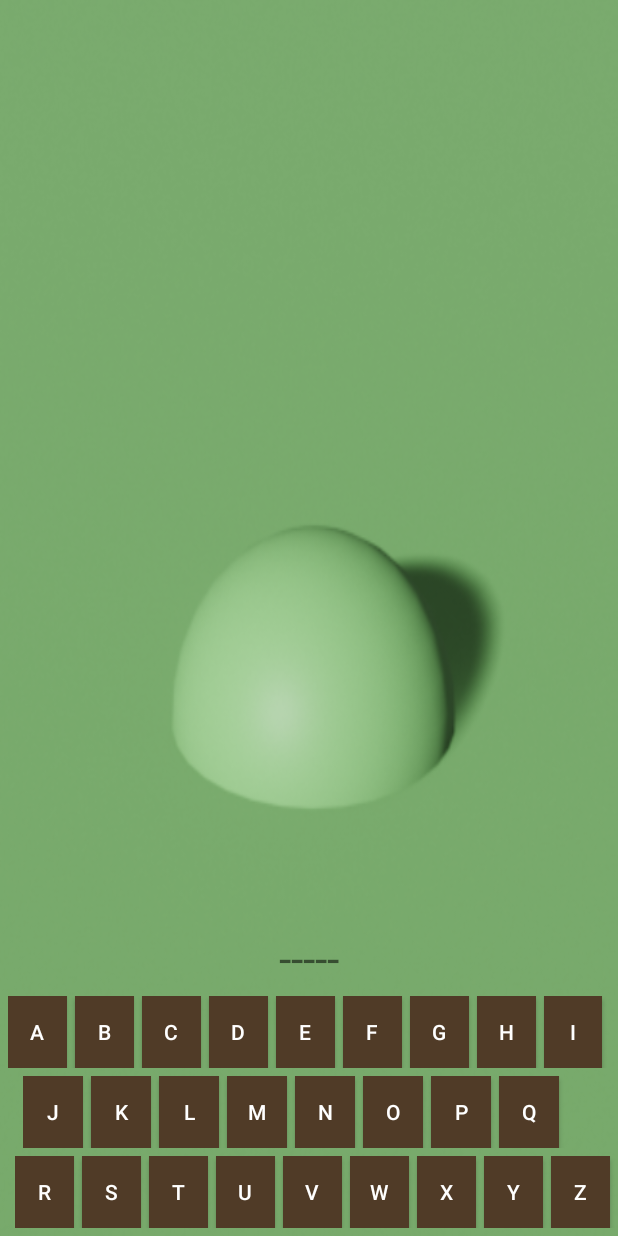
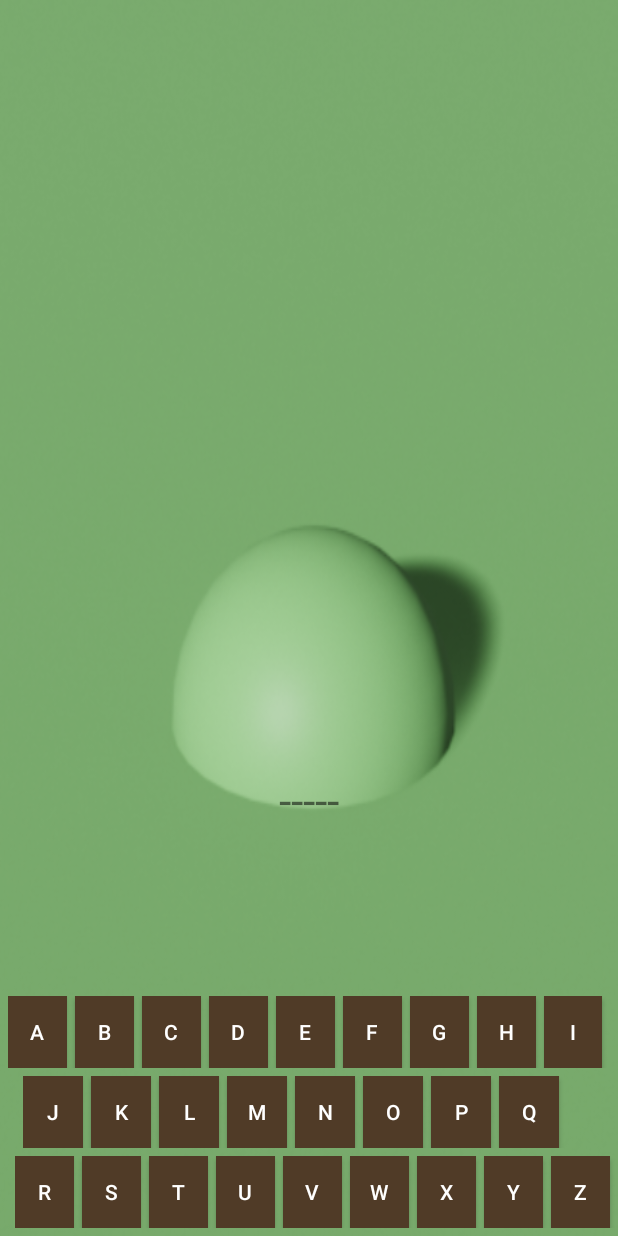
Before and after one commit to Hankybree/Hangman, an Android app: the screen it shows after launch (GameActivity), after a tap on "PLAY GAME", on a phone screen of 412 x 824 dp. Run offline under Robolectric (Android 15) with nearby library versions, the phone set to English and light mode, and no system bars; our stand-ins replace AdMob.

Commit message:
Added dummy ads

```diff
--- a/app/build.gradle
+++ b/app/build.gradle
@@ -5,7 +5,7 @@ android {
     buildToolsVersion "29.0.2"
     defaultConfig {
         applicationId "com.example.labb4"
-        minSdkVersion 15
+        minSdkVersion 14
         targetSdkVersion 29
         versionCode 1
         versionName "1.0"
@@ -23,6 +23,7 @@ dependencies {
     implementation fileTree(dir: 'libs', include: ['*.jar'])
     implementation 'androidx.appcompat:appcompat:1.1.0'
     implementation 'androidx.constraintlayout:constraintlayout:1.1.3'
+    implementation 'com.google.android.gms:play-services-ads:18.3.0'
     testImplementation 'junit:junit:4.12'
     androidTestImplementation 'androidx.test.ext:junit:1.1.1'
     androidTestImplementation 'androidx.test.espresso:espresso-core:3.2.0'
--- a/app/src/main/AndroidManifest.xml
+++ b/app/src/main/AndroidManifest.xml
@@ -9,6 +9,10 @@
         android:roundIcon="@drawable/applogo"
         android:supportsRtl="true"
         android:theme="@style/ActionBarTheme">
+
+        <meta-data
+            android:name="com.google.android.gms.ads.APPLICATION_ID"
+            android:value="ca-app-pub-6927854487345181~4064750163"/>
         <activity android:name=".GameActivity"
             android:screenOrientation="portrait"></activity>
         <activity android:name=".AboutActivity"
--- a/app/src/main/java/com/example/labb4/GameActivity.java
+++ b/app/src/main/java/com/example/labb4/GameActivity.java
@@ -17,6 +17,12 @@ import android.widget.TextView;
 import android.widget.Toast;
 import android.widget.VideoView;
 
+import com.google.android.gms.ads.AdRequest;
+import com.google.android.gms.ads.AdView;
+import com.google.android.gms.ads.MobileAds;
+import com.google.android.gms.ads.initialization.InitializationStatus;
+import com.google.android.gms.ads.initialization.OnInitializationCompleteListener;
+
 import java.util.ArrayList;
 import java.util.Random;
 
@@ -32,6 +38,8 @@ public class GameActivity extends AppCompatActivity
 
     private EditText guessInput;
     private TextView displayedWord;
+    private AdView mAdView;
+    private AdView mAdView2;
 
     private Button guessButton;
     private Button playAgainButton;
@@ -86,6 +94,19 @@ public class GameActivity extends AppCompatActivity
     {
         super.onCreate(savedInstanceState);
         setContentView(R.layout.activity_game);
+
+        MobileAds.initialize(this, new OnInitializationCompleteListener() {
+            @Override
+            public void onInitializationComplete(InitializationStatus initializationStatus) {
+
+            }
+        });
+
+        mAdView = findViewById(R.id.ad_view);
+        mAdView2 = findViewById(R.id.ad_view_2);
+        AdRequest adRequest = new AdRequest.Builder().build();
+        mAdView.loadAd(adRequest);
+        mAdView2.loadAd(adRequest);
 
         hiddenWord = initialize();
 
--- a/app/src/main/java/com/example/labb4/MainActivity.java
+++ b/app/src/main/java/com/example/labb4/MainActivity.java
@@ -13,8 +13,15 @@ import android.view.View;
 import android.widget.MediaController;
 import android.widget.VideoView;
 
+import com.google.android.gms.ads.AdRequest;
+import com.google.android.gms.ads.AdView;
+import com.google.android.gms.ads.MobileAds;
+import com.google.android.gms.ads.initialization.InitializationStatus;
+import com.google.android.gms.ads.initialization.OnInitializationCompleteListener;
+
 public class MainActivity extends AppCompatActivity
 {
+    private AdView mAdView;
     @Override
     public boolean onCreateOptionsMenu(Menu menu)
     {
@@ -61,6 +68,16 @@ public class MainActivity extends AppCompatActivity
     {
         super.onCreate(savedInstanceState);
         setContentView(R.layout.activity_main);
+
+        MobileAds.initialize(this, new OnInitializationCompleteListener() {
+            @Override
+            public void onInitializationComplete(InitializationStatus initializationStatus) {
+            }
+        });
+
+        mAdView = findViewById(R.id.ad_view);
+        AdRequest adRequest = new AdRequest.Builder().build();
+        mAdView.loadAd(adRequest);
     }
 
     public void playGameButton(View view)
--- a/app/src/main/res/layout/activity_game.xml
+++ b/app/src/main/res/layout/activity_game.xml
@@ -105,7 +105,7 @@
         android:text=""
         android:textSize="30sp"
         android:layout_centerHorizontal="true"
-        android:layout_above="@+id/guess_button" />
+        android:layout_above="@+id/play_again_button" />
 
     <TextView
         android:layout_width="wrap_content"
@@ -123,7 +123,8 @@
         android:text="@string/play_again_text"
         android:background="@drawable/hangmanbutton"
         style="@style/Widget.AppCompat.Button.Borderless"
-        android:layout_above="@+id/hidden_word"
+        android:layout_above="@+id/ad_view"
+        android:layout_marginBottom="5dp"
         android:textColor="@color/button_text_color"
         android:onClick="playAgain"
         android:visibility="invisible"/>
@@ -135,7 +136,8 @@
         android:text="@string/main_menu_text"
         android:background="@drawable/hangmanbutton"
         style="@style/Widget.AppCompat.Button.Borderless"
-        android:layout_above="@+id/hidden_word"
+        android:layout_above="@+id/ad_view"
+        android:layout_marginBottom="5dp"
         android:layout_toRightOf="@+id/play_again_button"
         android:layout_toEndOf="@+id/play_again_button"
         android:textColor="@color/button_text_color"
@@ -532,4 +534,27 @@
             android:layout_weight="1"/>
     </LinearLayout>
 
+    <com.google.android.gms.ads.AdView
+        xmlns:ads="http://schemas.android.com/apk/res-auto"
+        android:id="@+id/ad_view"
+        android:layout_width="wrap_content"
+        android:layout_height="wrap_content"
+        android:layout_above="@+id/button_row_1"
+        android:layout_marginBottom="5dp"
+        android:layout_centerHorizontal="true"
+        ads:adSize="BANNER"
+        ads:adUnitId="ca-app-pub-3940256099942544/6300978111">
+    </com.google.android.gms.ads.AdView>
+
+    <com.google.android.gms.ads.AdView
+        xmlns:ads="http://schemas.android.com/apk/res-auto"
+        android:id="@+id/ad_view_2"
+        android:layout_width="wrap_content"
+        android:layout_height="wrap_content"
+        android:layout_alignParentTop="true"
+        android:layout_centerHorizontal="true"
+        ads:adSize="BANNER"
+        ads:adUnitId="ca-app-pub-3940256099942544/6300978111">
+    </com.google.android.gms.ads.AdView>
+
 </RelativeLayout>
--- a/app/src/main/res/layout/activity_main.xml
+++ b/app/src/main/res/layout/activity_main.xml
@@ -33,4 +33,16 @@
         android:text="@string/play_game"
         android:textColor="@color/button_text_color"
         android:onClick="playGameButton"/>
+
+    <com.google.android.gms.ads.AdView
+        xmlns:ads="http://schemas.android.com/apk/res-auto"
+        android:id="@+id/ad_view"
+        android:layout_width="wrap_content"
+        android:layout_height="wrap_content"
+        android:layout_below="@+id/play_game_button"
+        android:layout_marginTop="20dp"
+        android:layout_centerHorizontal="true"
+        ads:adSize="LARGE_BANNER"
+        ads:adUnitId="ca-app-pub-3940256099942544/6300978111">
+    </com.google.android.gms.ads.AdView>
 </RelativeLayout>
```
